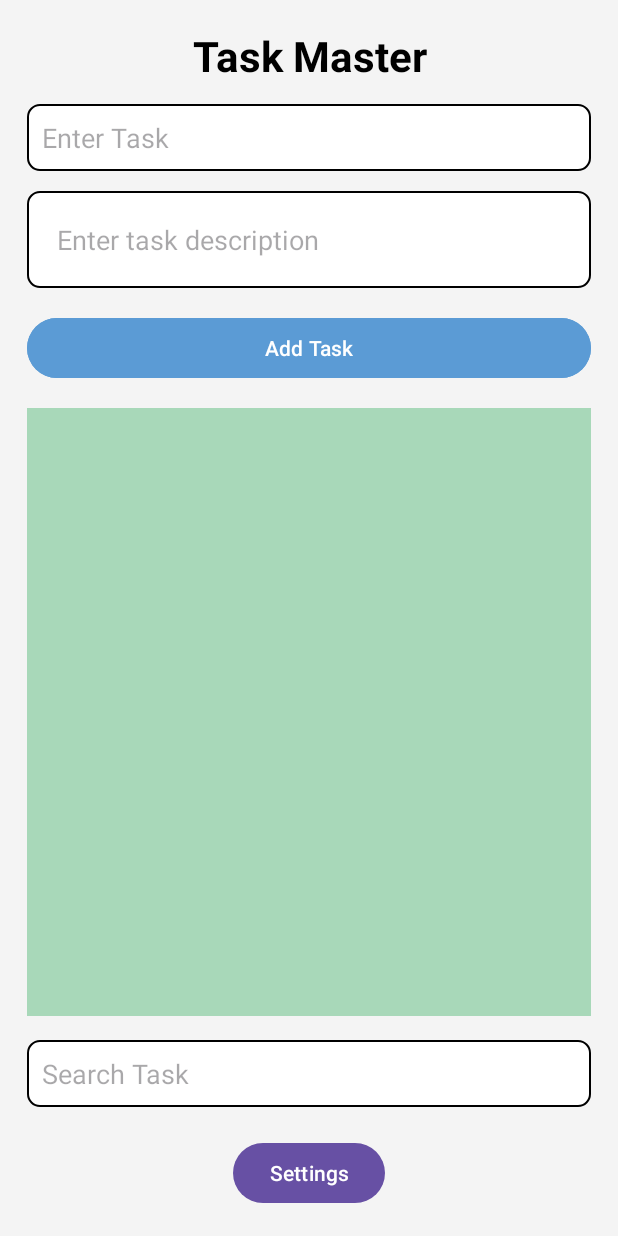
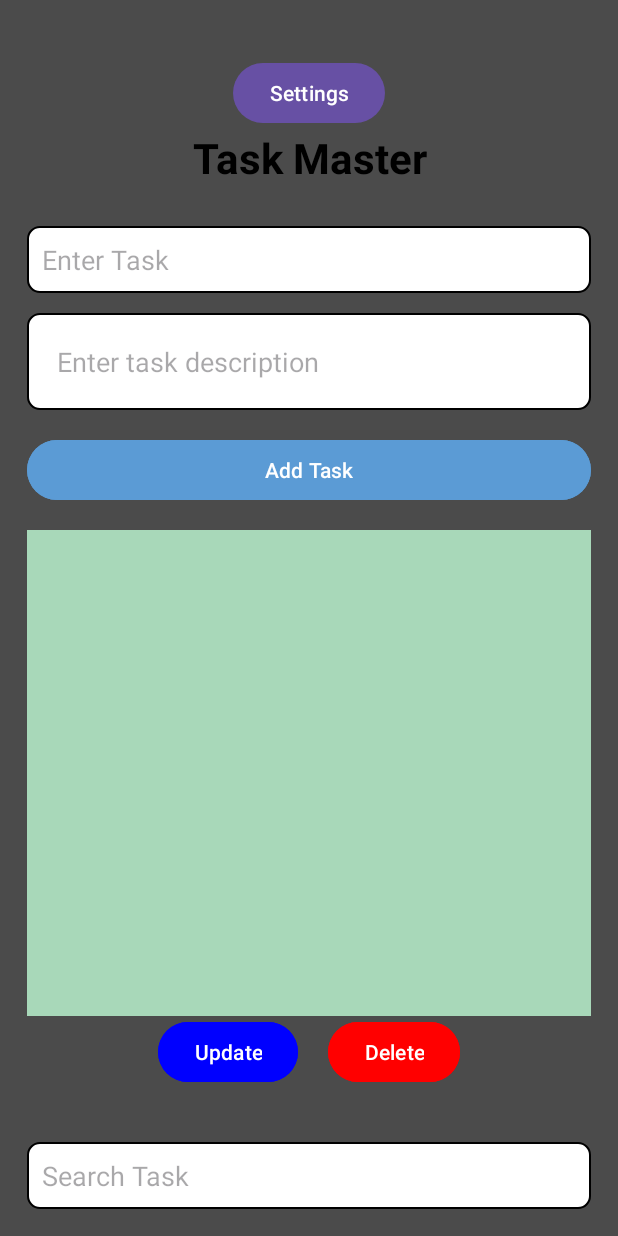
Before and after one commit to janithsuraweera/todolist, an Android app: the screen it shows after launch (MainActivity), on a phone screen of 412 x 824 dp. Run offline under Robolectric (Android 15) with nearby library versions, the phone set to English and light mode, and no system bars; 1 statement that could not run was skipped.

Commit message:
v8 setting function updatew

```diff
--- a/app/src/main/res/layout/activity_main.xml
+++ b/app/src/main/res/layout/activity_main.xml
@@ -5,9 +5,18 @@
         android:layout_height="match_parent"
         android:orientation="vertical"
         android:padding="18dp"
+
         android:gravity="center"
-        android:background="@color/lightgray"> <!-- Background color -->
+        android:background="@color/charcoal"> <!-- Background color -->
 
+
+    <Button
+        android:id="@+id/buttonSettings"
+        android:layout_width="wrap_content"
+        android:layout_height="wrap_content"
+        android:text="Settings"
+        android:layout_marginTop="20dp"
+        />
     <TextView
         android:id="@+id/textView"
         android:layout_width="match_parent"
@@ -28,7 +37,7 @@
         android:inputType="text"
         android:background="@drawable/edittext_background"
         android:padding="10dp"
-        android:layout_marginTop="20px"/>
+        android:layout_marginTop="40px"/>
 
         <EditText
             android:id="@+id/editTextDescription"
@@ -57,7 +66,34 @@
         android:layout_weight="1"
         android:layout_marginTop="16dp"
         android:background="@color/mintgreen"
-        android:textColor="@color/black"/>
+        android:textColor="@color/black"    />
+
+    <LinearLayout
+        android:layout_width="match_parent"
+        android:layout_height="wrap_content"
+        android:orientation="horizontal"
+        android:gravity="center"
+        android:layout_marginBottom="20dp">
+
+        <Button
+            android:id="@+id/buttonUpdate"
+            android:layout_width="wrap_content"
+            android:layout_height="wrap_content"
+            android:onClick="onUpdateClicked"
+            android:text="Update"
+            android:backgroundTint="@color/blue"
+            android:layout_marginRight="20dp"/>
+
+        <Button
+            android:id="@+id/buttonDelete"
+            android:layout_width="wrap_content"
+            android:layout_height="wrap_content"
+            android:onClick="onDeleteClicked"
+            android:text="Delete"
+            android:backgroundTint="@color/red"/>
+
+    </LinearLayout>
+
 
     <!-- Search Bar -->
     <EditText
@@ -70,10 +106,5 @@
         android:textColor="@color/black"
         android:padding="10dp" /> <!-- Padding for text -->
 
-    <Button
-        android:id="@+id/buttonSettings"
-        android:layout_width="wrap_content"
-        android:layout_height="wrap_content"
-        android:text="Settings"
-        android:layout_marginTop="20dp"/>
+
 </LinearLayout>
--- a/app/src/main/res/layout/widget_layout.xml
+++ b/app/src/main/res/layout/widget_layout.xml
@@ -5,7 +5,7 @@
     android:padding="8dp">
 
     <TextView
-        android:id="@+id/widgetTaskText"
+        android:id="@+id/widgetTextView"
         android:layout_width="match_parent"
         android:layout_height="match_parent"
         android:padding="10dp"
--- a/app/src/main/res/values/colors.xml
+++ b/app/src/main/res/values/colors.xml
@@ -4,17 +4,18 @@
     <color name="white">#FFFFFFFF</color>
     <color name="softblue">#5B9BD5</color>  //Calming and professional.
     <color name="mintgreen">#A8D8B9</color> //Fresh and invigorating.
+
+
     <color name="lightgray">#F4F4F4</color>  //Clean and modern.
     <color name="charcoal">#4B4B4B</color>  //Great for text and contrast.
+    <color name="red">#FF0000</color>  //red color
+    <color name="blue"> #0000FF</color>  //blue color
+    #0000FF
+    <!--fornts-->
 
-    <!--fornts-->
-    <!--    Roboto: Clean and modern, good readability.-->
-    <!--    Poppins: Round and friendly, adds a warm touch.-->
-    <!--    Open Sans: Versatile and professional.-->
-    <!-- Splash screen theme -->
     <style name="Theme.SplashScreen" parent="Theme.AppCompat.Light.NoActionBar">
         <!-- Fullscreen to avoid status bar during splash screen -->
         <item name="android:windowFullscreen">true</item>
-<!--        <item name="android:windowBackground">@drawable/splash_background</item> &lt;!&ndash; Background of splash screen &ndash;&gt;-->
+        <item name="android:windowBackground">@color/softblue</item> <!-- Background of splash screen -->
     </style>
 </resources>
```
Also changed, not shown: app/src/main/java/com/example/todolist/AlarmReceiver.kt (+8 -4 lines), app/src/main/java/com/example/todolist/TaskWidgetProvider.kt (+21 -36 lines), app/src/main/res/drawable/icdelete.png (added), app/src/main/res/drawable/icupdate.png (added).
